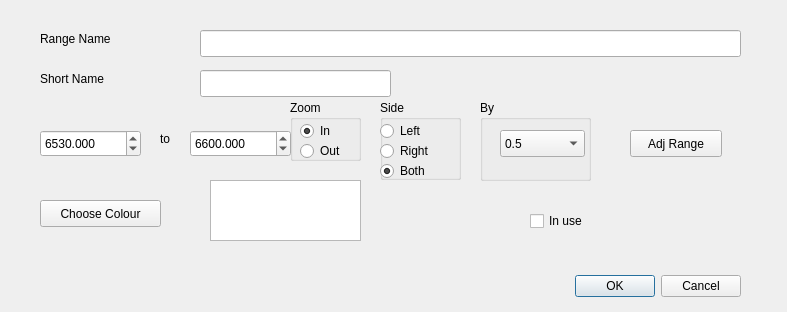
Before: the Qt Designer form Numpy/Sdadmin/newrangedlg.ui in JohnMCollins/python-astro-progs, drawn with Qt 5.
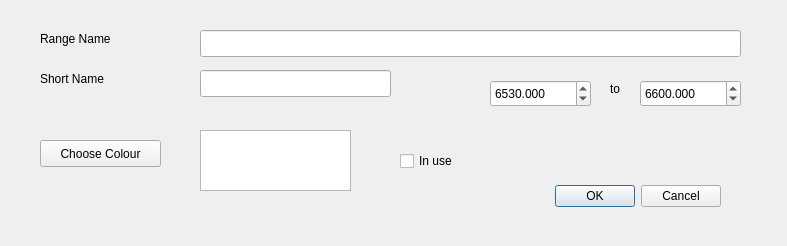
After: the same form once the commit is applied.

Commit message: Add new buttons to Sdadmin

Patch:
```diff
--- a/Numpy/Sdadmin/newrangedlg.ui
+++ b/Numpy/Sdadmin/newrangedlg.ui
@@ -7,7 +7,7 @@
     <x>0</x>
     <y>0</y>
     <width>787</width>
-    <height>312</height>
+    <height>246</height>
    </rect>
   </property>
   <property name="windowTitle">
@@ -16,8 +16,8 @@
   <widget class="QDialogButtonBox" name="buttonBox">
    <property name="geometry">
     <rect>
-     <x>520</x>
-     <y>270</y>
+     <x>500</x>
+     <y>180</y>
      <width>221</width>
      <height>32</height>
     </rect>
@@ -59,7 +59,7 @@
    <property name="geometry">
     <rect>
      <x>40</x>
-     <y>200</y>
+     <y>140</y>
      <width>121</width>
      <height>27</height>
     </rect>
@@ -74,8 +74,8 @@
   <widget class="QGraphicsView" name="colourdisp">
    <property name="geometry">
     <rect>
-     <x>210</x>
-     <y>180</y>
+     <x>200</x>
+     <y>130</y>
      <width>151</width>
      <height>61</height>
     </rect>
@@ -84,8 +84,8 @@
   <widget class="QCheckBox" name="rinuse">
    <property name="geometry">
     <rect>
-     <x>530</x>
-     <y>210</y>
+     <x>400</x>
+     <y>150</y>
      <width>93</width>
      <height>22</height>
     </rect>
@@ -126,8 +126,8 @@
   <widget class="QLabel" name="label_9">
    <property name="geometry">
     <rect>
-     <x>160</x>
-     <y>130</y>
+     <x>610</x>
+     <y>80</y>
      <width>31</width>
      <height>17</height>
     </rect>
@@ -139,8 +139,8 @@
   <widget class="QDoubleSpinBox" name="srmax">
    <property name="geometry">
     <rect>
-     <x>190</x>
-     <y>130</y>
+     <x>640</x>
+     <y>80</y>
      <width>101</width>
      <height>27</height>
     </rect>
@@ -167,8 +167,8 @@
   <widget class="QDoubleSpinBox" name="srmin">
    <property name="geometry">
     <rect>
-     <x>40</x>
-     <y>130</y>
+     <x>490</x>
+     <y>80</y>
      <width>101</width>
      <height>27</height>
     </rect>
@@ -192,195 +192,6 @@
     <double>6530.000000000000000</double>
    </property>
   </widget>
-  <widget class="QGroupBox" name="groupBox_6">
-   <property name="geometry">
-    <rect>
-     <x>380</x>
-     <y>100</y>
-     <width>81</width>
-     <height>80</height>
-    </rect>
-   </property>
-   <property name="title">
-    <string>Side</string>
-   </property>
-   <widget class="QRadioButton" name="rzleft">
-    <property name="geometry">
-     <rect>
-      <x>0</x>
-      <y>20</y>
-      <width>71</width>
-      <height>22</height>
-     </rect>
-    </property>
-    <property name="toolTip">
-     <string>Apply zoom only to Left side</string>
-    </property>
-    <property name="text">
-     <string>Left</string>
-    </property>
-   </widget>
-   <widget class="QRadioButton" name="rzright">
-    <property name="geometry">
-     <rect>
-      <x>0</x>
-      <y>40</y>
-      <width>71</width>
-      <height>22</height>
-     </rect>
-    </property>
-    <property name="toolTip">
-     <string>Apply zoom only to Right side</string>
-    </property>
-    <property name="text">
-     <string>Right</string>
-    </property>
-   </widget>
-   <widget class="QRadioButton" name="rzboth">
-    <property name="geometry">
-     <rect>
-      <x>0</x>
-      <y>60</y>
-      <width>71</width>
-      <height>22</height>
-     </rect>
-    </property>
-    <property name="toolTip">
-     <string>Apply zoom to both sides of scale.</string>
-    </property>
-    <property name="text">
-     <string>Both</string>
-    </property>
-    <property name="checked">
-     <bool>true</bool>
-    </property>
-   </widget>
-  </widget>
-  <widget class="QGroupBox" name="groupBox_4">
-   <property name="geometry">
-    <rect>
-     <x>480</x>
-     <y>100</y>
-     <width>111</width>
-     <height>81</height>
-    </rect>
-   </property>
-   <property name="title">
-    <string>By</string>
-   </property>
-   <widget class="QComboBox" name="radjby">
-    <property name="geometry">
-     <rect>
-      <x>20</x>
-      <y>30</y>
-      <width>85</width>
-      <height>27</height>
-     </rect>
-    </property>
-    <property name="toolTip">
-     <string>This gives the amount to adjust the range by</string>
-    </property>
-    <property name="currentIndex">
-     <number>2</number>
-    </property>
-    <item>
-     <property name="text">
-      <string>5</string>
-     </property>
-    </item>
-    <item>
-     <property name="text">
-      <string>1</string>
-     </property>
-    </item>
-    <item>
-     <property name="text">
-      <string>0.5</string>
-     </property>
-    </item>
-    <item>
-     <property name="text">
-      <string>0.1</string>
-     </property>
-    </item>
-    <item>
-     <property name="text">
-      <string>0.05</string>
-     </property>
-    </item>
-    <item>
-     <property name="text">
-      <string>0.01</string>
-     </property>
-    </item>
-   </widget>
-  </widget>
-  <widget class="QGroupBox" name="groupBox_5">
-   <property name="geometry">
-    <rect>
-     <x>290</x>
-     <y>100</y>
-     <width>71</width>
-     <height>61</height>
-    </rect>
-   </property>
-   <property name="title">
-    <string>Zoom</string>
-   </property>
-   <widget class="QRadioButton" name="rzoomin">
-    <property name="geometry">
-     <rect>
-      <x>10</x>
-      <y>20</y>
-      <width>61</width>
-      <height>22</height>
-     </rect>
-    </property>
-    <property name="toolTip">
-     <string>Select this to zoom in, i.e. move left end of range to right and/or right end
-of range to left.</string>
-    </property>
-    <property name="text">
-     <string>In</string>
-    </property>
-    <property name="checked">
-     <bool>true</bool>
-    </property>
-   </widget>
-   <widget class="QRadioButton" name="rzoomout">
-    <property name="geometry">
-     <rect>
-      <x>10</x>
-      <y>40</y>
-      <width>51</width>
-      <height>22</height>
-     </rect>
-    </property>
-    <property name="toolTip">
-     <string>Select this to zoom out, i.e. move left end of range to left and/or right end
-of range to right.</string>
-    </property>
-    <property name="text">
-     <string>Out</string>
-    </property>
-   </widget>
-  </widget>
-  <widget class="QPushButton" name="adjrange">
-   <property name="geometry">
-    <rect>
-     <x>630</x>
-     <y>130</y>
-     <width>92</width>
-     <height>27</height>
-    </rect>
-   </property>
-   <property name="toolTip">
-    <string>Click to adjust range as selected</string>
-   </property>
-   <property name="text">
-    <string>Adj Range</string>
-   </property>
-  </widget>
  </widget>
  <tabstops>
   <tabstop>rangename</tabstop>
```
Left out of the diff: 7 changed lines with no effect on the pictures. The commit also changes 47 other files.
